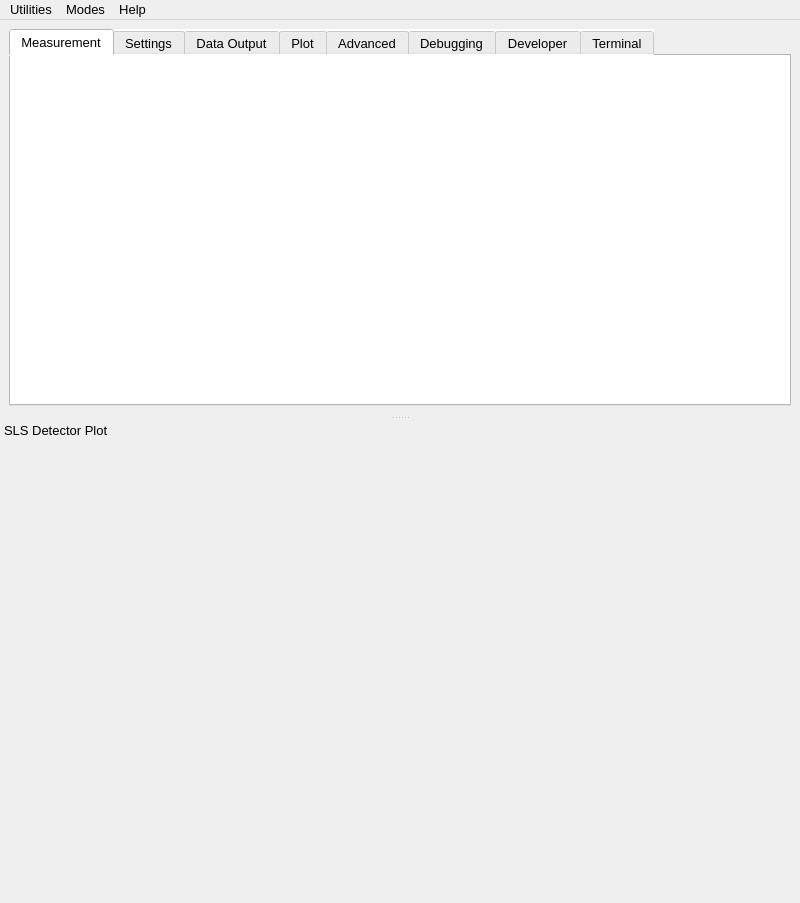
Qt form slsDetectorGui/forms/form_detectormain.ui (slsdetectorgroup/slsDetectorPackage) before a commit.
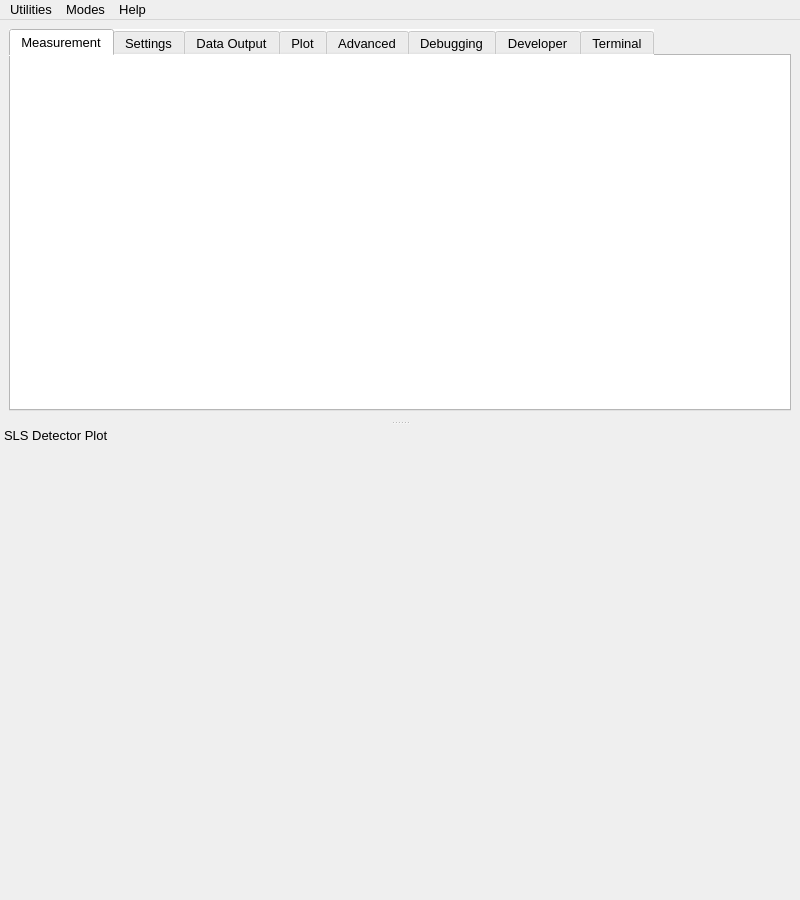
The same form after that commit. Icons and pictures are not drawn.

Commit message: fixes for designers (font, sizing) and minor tweaks

Patch:
```diff
--- a/slsDetectorGui/forms/form_detectormain.ui
+++ b/slsDetectorGui/forms/form_detectormain.ui
@@ -10,7 +10,7 @@
     <x>0</x>
     <y>0</y>
     <width>800</width>
-    <height>903</height>
+    <height>900</height>
    </rect>
   </property>
   <property name="sizePolicy">
@@ -201,13 +201,13 @@
    <property name="minimumSize">
     <size>
      <width>0</width>
-     <height>395</height>
+     <height>400</height>
     </size>
    </property>
    <property name="maximumSize">
     <size>
      <width>524287</width>
-     <height>395</height>
+     <height>400</height>
     </size>
    </property>
    <layout class="QGridLayout" name="layoutTabs">
@@ -412,6 +412,11 @@
         </disabled>
        </palette>
       </property>
+      <property name="font">
+       <font>
+        <pointsize>10</pointsize>
+       </font>
+      </property>
       <property name="focusPolicy">
        <enum>Qt::NoFocus</enum>
       </property>
@@ -422,6 +427,11 @@
        <number>0</number>
       </property>
       <widget class="QWidget" name="tMeasurement">
+       <property name="font">
+        <font>
+         <pointsize>10</pointsize>
+        </font>
+       </property>
        <attribute name="title">
         <string>Measurement</string>
        </attribute>
@@ -443,6 +453,11 @@
         </property>
         <item row="0" column="0">
          <widget class="QScrollArea" name="scrollMeasurement">
+          <property name="font">
+           <font>
+            <pointsize>10</pointsize>
+           </font>
+          </property>
           <property name="focusPolicy">
            <enum>Qt::NoFocus</enum>
           </property>
@@ -458,9 +473,14 @@
              <x>0</x>
              <y>0</y>
              <width>780</width>
-             <height>340</height>
+             <height>345</height>
             </rect>
            </property>
+           <property name="font">
+            <font>
+             <pointsize>10</pointsize>
+            </font>
+           </property>
           </widget>
          </widget>
         </item>
@@ -696,7 +716,7 @@
    <property name="minimumSize">
     <size>
      <width>50</width>
-     <height>438</height>
+     <height>54</height>
     </size>
    </property>
    <property name="maximumSize">
@@ -745,7 +765,7 @@
     <property name="minimumSize">
      <size>
       <width>0</width>
-      <height>400</height>
+      <height>0</height>
      </size>
     </property>
     <property name="maximumSize">
```
Left out of the diff: 119 changed lines with no effect on the pictures. The commit also changes 7 other files.
